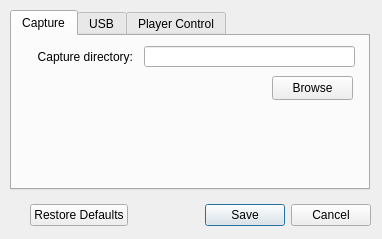
Before: the Qt Designer form Linux-Application/DomesdayDuplicator/configurationdialog.ui in simoninns/DomesdayDuplicator-gui-app, drawn with Qt 5.
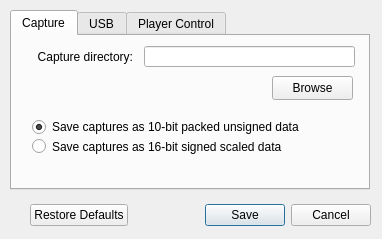
After: the same form once the commit is applied.

Patch:
```diff
--- a/Linux-Application/DomesdayDuplicator/configurationdialog.ui
+++ b/Linux-Application/DomesdayDuplicator/configurationdialog.ui
@@ -96,6 +96,35 @@
       <string>Browse</string>
      </property>
     </widget>
+    <widget class="QRadioButton" name="saveAsSixteenBitRadioButton">
+     <property name="geometry">
+      <rect>
+       <x>20</x>
+       <y>100</y>
+       <width>271</width>
+       <height>21</height>
+      </rect>
+     </property>
+     <property name="text">
+      <string>Save captures as 16-bit signed scaled data</string>
+     </property>
+    </widget>
+    <widget class="QRadioButton" name="saveAsTenBitRadioButton">
+     <property name="geometry">
+      <rect>
+       <x>20</x>
+       <y>80</y>
+       <width>291</width>
+       <height>22</height>
+      </rect>
+     </property>
+     <property name="text">
+      <string>Save captures as 10-bit packed unsigned data</string>
+     </property>
+     <property name="checked">
+      <bool>true</bool>
+     </property>
+    </widget>
    </widget>
    <widget class="QWidget" name="usb">
     <attribute name="title">
```
